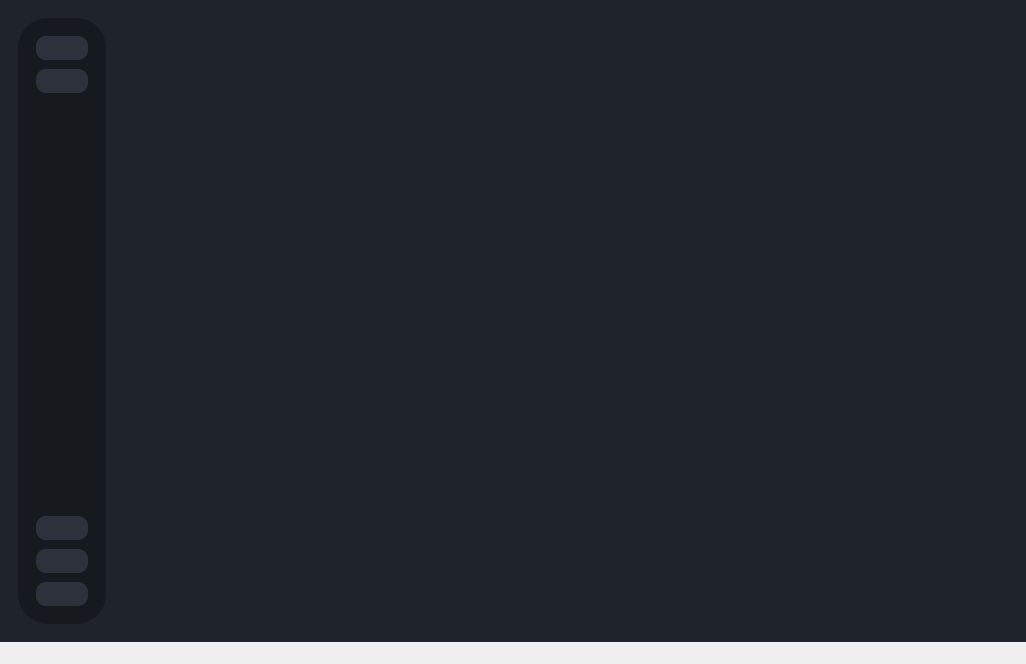
TNTwise/rve-frontend-py, file testRVEInterface.ui: the form before one commit.
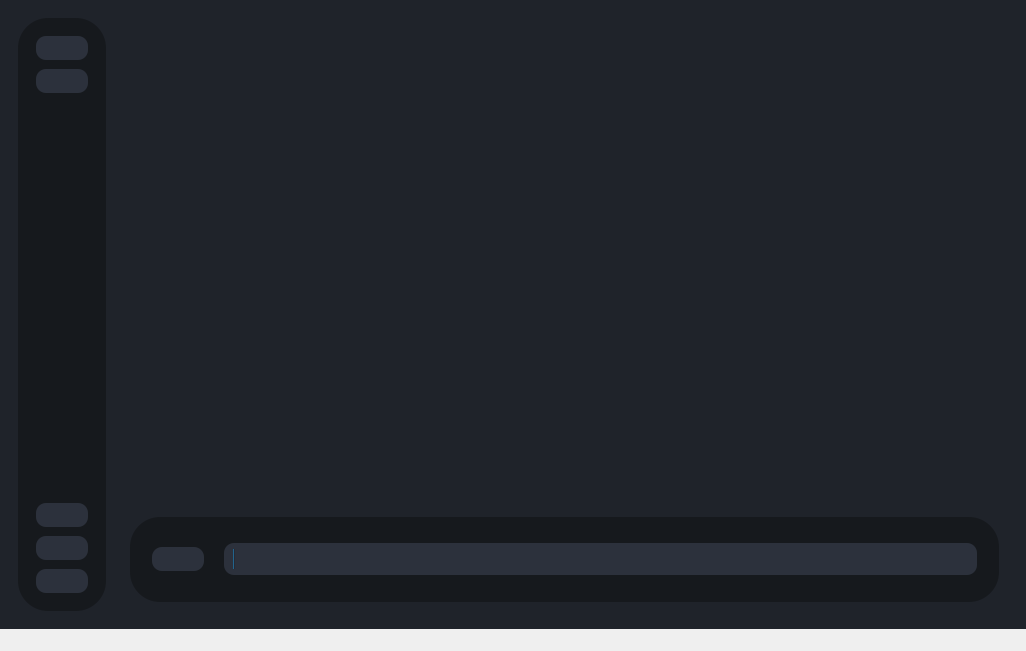
The form after the commit. Icons and pictures are not drawn.

Commit message: add bottom bar

What changed in the file:
```diff
--- a/testRVEInterface.ui
+++ b/testRVEInterface.ui
@@ -7,7 +7,7 @@
     <x>0</x>
     <y>0</y>
     <width>1026</width>
-    <height>664</height>
+    <height>651</height>
    </rect>
   </property>
   <property name="windowTitle">
@@ -34,6 +34,13 @@
   border-top-right-radius: 30px;
   border-bottom-right-radius: 30px;
 }
+#bottomMenuSubContainer{
+	background-color:#16191d;
+   border-top-left-radius: 30px;
+  border-bottom-left-radius: 30px;
+  border-top-right-radius: 30px;
+  border-bottom-right-radius: 30px;
+}
 QPushButton{
     background-color:#2c313c;
 	text-align:left;
@@ -42,10 +49,94 @@
 	border-bottom-left-radius: 10px;
 border-top-right-radius: 10px;
   border-bottom-right-radius: 10px;
+}
+QProgressBar{
+    background-color:#2c313c;
+	text-align:left;
+	padding:5px 10px;
+	border-top-left-radius: 10px;
+	border-bottom-left-radius: 10px;
+border-top-right-radius: 10px;
+  border-bottom-right-radius: 10px;
 }</string>
   </property>
   <widget class="QWidget" name="centralwidget">
    <layout class="QGridLayout" name="gridLayout">
+    <item row="0" column="1">
+     <widget class="QWidget" name="centralWidget" native="true">
+      <property name="minimumSize">
+       <size>
+        <width>850</width>
+        <height>0</height>
+       </size>
+      </property>
+      <layout class="QVBoxLayout" name="verticalLayout_2">
+       <item>
+        <widget class="QWidget" name="mainWindowContainer" native="true"/>
+       </item>
+       <item>
+        <widget class="QWidget" name="bottomMenuContainer" native="true">
+         <layout class="QHBoxLayout" name="horizontalLayout">
+          <item alignment="Qt::AlignBottom">
+           <widget class="QWidget" name="bottomMenuSubContainer" native="true">
+            <property name="minimumSize">
+             <size>
+              <width>0</width>
+              <height>85</height>
+             </size>
+            </property>
+            <layout class="QHBoxLayout" name="horizontalLayout_2">
+             <property name="spacing">
+              <number>20</number>
+             </property>
+             <property name="leftMargin">
+              <number>22</number>
+             </property>
+             <property name="rightMargin">
+              <number>22</number>
+             </property>
+             <item>
+              <widget class="QPushButton" name="pushButton">
+               <property name="maximumSize">
+                <size>
+                 <width>59</width>
+                 <height>16777215</height>
+                </size>
+               </property>
+               <property name="text">
+                <string/>
+               </property>
+               <property name="icon">
+                <iconset resource="resources.qrc">
+                 <normaloff>:/icons/icons/play.svg</normaloff>:/icons/icons/play.svg</iconset>
+               </property>
+               <property name="iconSize">
+                <size>
+                 <width>55</width>
+                 <height>45</height>
+                </size>
+               </property>
+              </widget>
+             </item>
+             <item>
+              <widget class="QProgressBar" name="progressBar">
+               <property name="value">
+                <number>0</number>
+               </property>
+               <property name="textVisible">
+                <bool>false</bool>
+               </property>
+              </widget>
+             </item>
+            </layout>
+           </widget>
+          </item>
+         </layout>
+        </widget>
+       </item>
+      </layout>
+     </widget>
+    </item>
     <item row="0" column="0" alignment="Qt::AlignLeft">
      <widget class="QWidget" name="leftMenuContainer" native="true">
       <property name="styleSheet">
@@ -139,9 +230,6 @@
           </item>
           <item>
            <spacer name="verticalSpacer">
-            <property name="orientation">
-             <enum>Qt::Vertical</enum>
-            </property>
             <property name="sizeHint" stdset="0">
              <size>
               <width>20</width>
```
Left out of the diff: 7 changed lines with no effect on the pictures. The commit also changes 1 other file.
